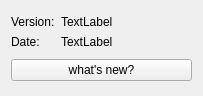
The window that TildaHost/source/Interface/VersionUi/Ui_Version.ui (lasersphere/Tilda) describes before a commit, drawn with Qt 5.
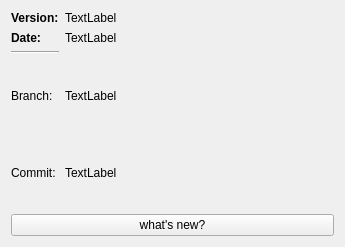
The same window after the commit.

Commit message: Version Info in 'Help' now also displays current branch and commit.

Patch:
```diff
--- a/TildaHost/source/Interface/VersionUi/Ui_Version.ui
+++ b/TildaHost/source/Interface/VersionUi/Ui_Version.ui
@@ -6,8 +6,8 @@
    <rect>
     <x>0</x>
     <y>0</y>
-    <width>203</width>
-    <height>96</height>
+    <width>345</width>
+    <height>247</height>
    </rect>
   </property>
   <property name="windowTitle">
@@ -27,6 +27,12 @@
          <verstretch>0</verstretch>
         </sizepolicy>
        </property>
+       <property name="font">
+        <font>
+         <weight>75</weight>
+         <bold>true</bold>
+        </font>
+       </property>
        <property name="text">
         <string>Date:</string>
        </property>
@@ -57,11 +63,57 @@
          <verstretch>0</verstretch>
         </sizepolicy>
        </property>
+       <property name="font">
+        <font>
+         <weight>75</weight>
+         <bold>true</bold>
+        </font>
+       </property>
        <property name="text">
         <string>Version:</string>
        </property>
       </widget>
      </item>
+     <item row="4" column="0">
+      <widget class="QLabel" name="labelCommitFix">
+       <property name="text">
+        <string>Commit:</string>
+       </property>
+      </widget>
+     </item>
+     <item row="3" column="1">
+      <widget class="QLabel" name="labelBranch">
+       <property name="text">
+        <string>TextLabel</string>
+       </property>
+      </widget>
+     </item>
+     <item row="4" column="1">
+      <widget class="QLabel" name="labelCommit">
+       <property name="text">
+        <string>TextLabel</string>
+       </property>
+      </widget>
+     </item>
+     <item row="3" column="0">
+      <widget class="QLabel" name="labelBranchFix">
+       <property name="font">
+        <font>
+         <italic>false</italic>
+        </font>
+       </property>
+       <property name="text">
+        <string>Branch:</string>
+       </property>
+      </widget>
+     </item>
+     <item row="2" column="0">
+      <widget class="Line" name="line">
+       <property name="orientation">
+        <enum>Qt::Horizontal</enum>
+       </property>
+      </widget>
+     </item>
     </layout>
    </item>
    <item row="1" column="0">
```
The commit also changes 6 other files.
